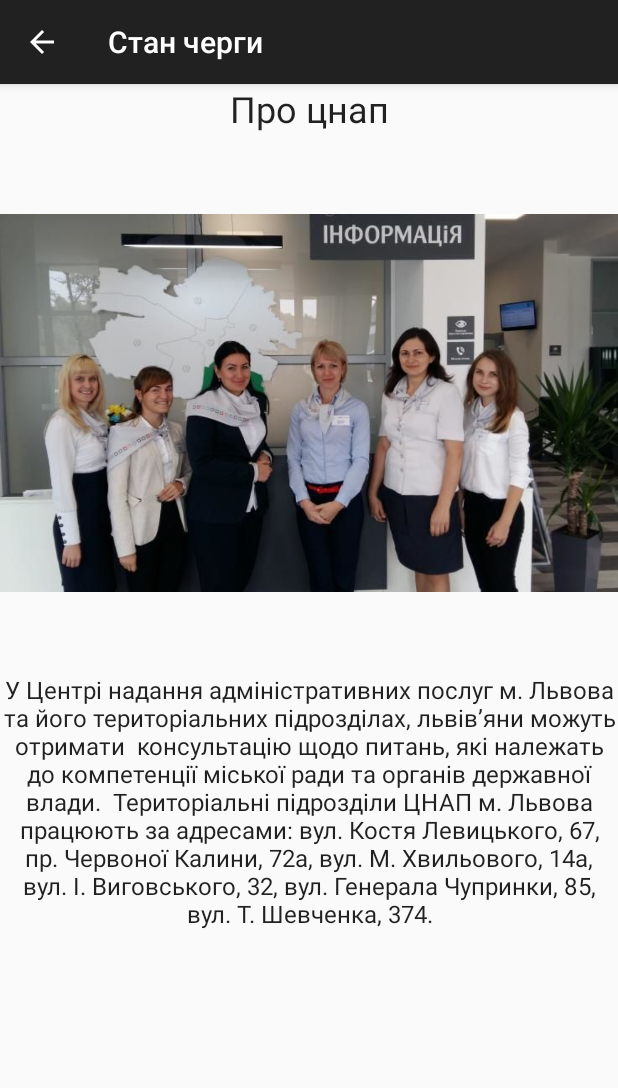
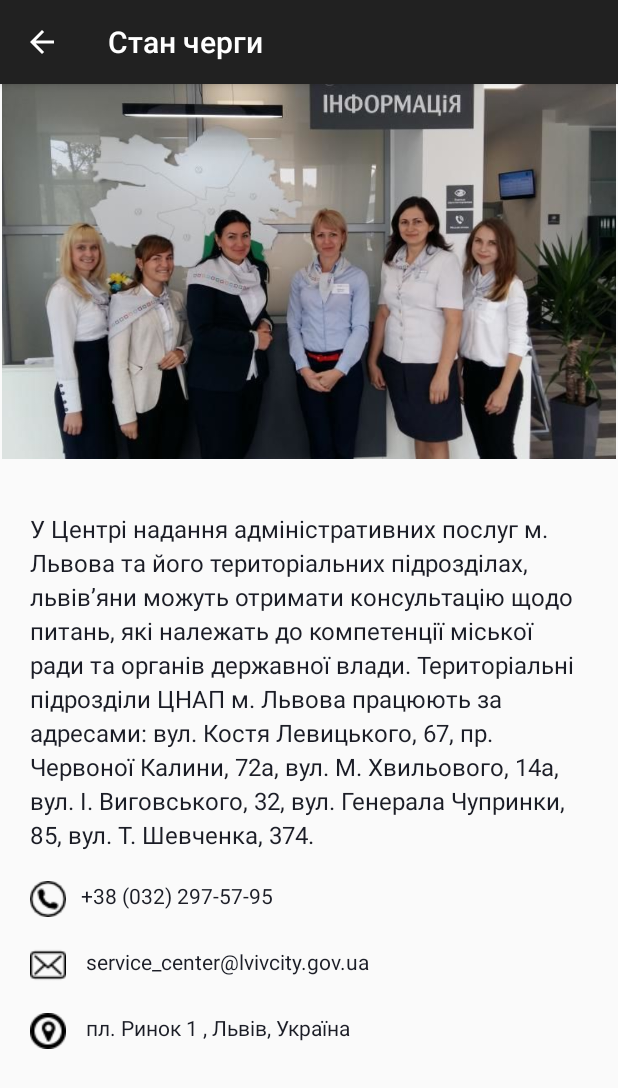
Before and after one commit to nWo-deHack/CNAP, an Android app: the AboutUsActivity screen opened directly, with no data from a screen before it, on a phone screen of 412 x 824 dp. Shown: the top 1088 px of the screen. Run offline under Robolectric (Android 15) with nearby library versions, the light colour scheme and no system bars.

Commit message:
[^] about us

```diff
--- a/prototype/android/LMR_ZNAP/app/build.gradle
+++ b/prototype/android/LMR_ZNAP/app/build.gradle
@@ -26,6 +26,7 @@ dependencies {
     })
     compile 'com.android.support:appcompat-v7:25.3.0'
     compile 'com.android.support:design:25.3.0'
+
     compile 'com.squareup.retrofit2:retrofit:2.2.0'
     compile 'com.squareup.retrofit2:converter-gson:2.2.0'
     compile 'com.android.support.constraint:constraint-layout:1.0.2'
--- a/prototype/android/LMR_ZNAP/app/src/main/java/com/znap/lmr/lmr_znap/AboutUsActivity.java
+++ b/prototype/android/LMR_ZNAP/app/src/main/java/com/znap/lmr/lmr_znap/AboutUsActivity.java
@@ -18,11 +18,11 @@ public class AboutUsActivity extends AppCompatActivity {
         protected void onCreate(Bundle savedInstanceState) {
             super.onCreate(savedInstanceState);
             setContentView(R.layout.activity_about_us);
-            title = (TextView) findViewById(R.id.textView6);
             desc = (TextView) findViewById(R.id.textView7);
             image = (ImageView) findViewById(R.id.image);
             getSupportActionBar().setTitle(SystemMessages.QUEUE_STATE_TITLE);
             getSupportActionBar().setDisplayHomeAsUpEnabled(true);
+
         }
 
         @Override
--- /dev/null
+++ b/prototype/android/LMR_ZNAP/app/src/main/res/drawable/myrect.xml
@@ -0,0 +1,6 @@
+<?xml version="1.0" encoding="utf-8"?>
+<shape xmlns:android="http://schemas.android.com/apk/res/android"
+    android:shape="rectangle">
+    <solid android:color="#42000000" />
+    <corners android:radius="5dp" />
+</shape>
--- a/prototype/android/LMR_ZNAP/app/src/main/res/layout/activity_about_us.xml
+++ b/prototype/android/LMR_ZNAP/app/src/main/res/layout/activity_about_us.xml
@@ -1,6 +1,5 @@
 <?xml version="1.0" encoding="utf-8"?>
-<RelativeLayout
-    xmlns:android="http://schemas.android.com/apk/res/android"
+<RelativeLayout xmlns:android="http://schemas.android.com/apk/res/android"
     xmlns:app="http://schemas.android.com/apk/res-auto"
     xmlns:tools="http://schemas.android.com/tools"
     android:layout_width="match_parent"
@@ -14,31 +13,64 @@
         <LinearLayout
             android:layout_width="match_parent"
             android:layout_height="wrap_content"
-            android:orientation="vertical" >
-
-            <TextView
-                android:id="@+id/textView6"
-                android:layout_width="match_parent"
-                android:layout_height="wrap_content"
-                android:text="Про цнап"
-                android:textAlignment="center"
-                android:textAppearance="@style/TextAppearance.AppCompat"
-                android:textSize="24sp" />
+            android:orientation="vertical">
 
             <ImageView
                 android:id="@+id/imageView2"
                 android:layout_width="match_parent"
-                android:layout_height="360dp"
+                android:layout_height="250dp"
+                android:layout_marginBottom="15dp"
                 app:srcCompat="@drawable/about" />
 
-            <TextView
-                android:id="@+id/textView7"
+            <LinearLayout
                 android:layout_width="match_parent"
-                android:layout_height="wrap_content"
-                android:text="У Центрі надання адміністративних послуг м. Львова та його територіальних підрозділах, львів’яни можуть отримати  консультацію щодо питань, які належать до компетенції міської ради та органів державної влади.  Територіальні підрозділи ЦНАП м. Львова працюють за адресами: вул. Костя Левицького, 67, пр. Червоної Калини, 72а, вул. М. Хвильового, 14а, вул. І. Виговського, 32, вул. Генерала Чупринки, 85, вул. Т. Шевченка, 374."
-                android:textAlignment="center"
-                android:textAppearance="@style/TextAppearance.AppCompat"
-                android:textSize="16sp" />
+                android:layout_height="match_parent"
+                android:orientation="vertical"
+                android:padding="20dp">
+
+                <TextView
+                    android:id="@+id/textView7"
+                    android:layout_width="match_parent"
+                    android:layout_height="wrap_content"
+                    android:lineSpacingMultiplier="1.2"
+                    android:text="@string/About_us"
+                    android:textAppearance="@style/TextAppearance.AppCompat"
+                    android:textColor="#1b1d26"
+                    android:textSize="16sp" />
+
+                <TextView
+                    android:id="@+id/phone"
+                    android:layout_width="match_parent"
+                    android:layout_height="wrap_content"
+                    android:layout_marginTop="20dp"
+                    android:drawableLeft="@drawable/phone"
+                    android:drawablePadding="10dp"
+                    android:text="+38 (032) 297-57-95"
+                    android:textColor="#1b1d26"
+                    android:textIsSelectable="true" />
+
+                <TextView
+                    android:id="@+id/mail"
+                    android:layout_width="match_parent"
+                    android:layout_height="wrap_content"
+                    android:layout_marginTop="20dp"
+                    android:drawableLeft="@drawable/mail"
+                    android:drawablePadding="10dp"
+                    android:text="	service_center@lvivcity.gov.ua"
+                    android:textColor="#1b1d26"
+                    android:textIsSelectable="true" />
+
+                <TextView
+                    android:id="@+id/textView5"
+                    android:layout_width="match_parent"
+                    android:layout_height="wrap_content"
+                    android:layout_marginTop="20dp"
+                    android:drawableLeft="@drawable/marker"
+                    android:drawablePadding="10dp"
+                    android:text="	пл. Ринок 1 , Львів, Україна"
+                    android:textColor="#1b1d26"
+                    android:textIsSelectable="true" />
+            </LinearLayout>
         </LinearLayout>
     </ScrollView>
 </RelativeLayout>
--- a/prototype/android/LMR_ZNAP/app/src/main/res/values/strings.xml
+++ b/prototype/android/LMR_ZNAP/app/src/main/res/values/strings.xml
@@ -4,6 +4,7 @@
     <string name="spinner_title">Вибір послуг</string>
     <string name="permissions_not_granted_read_phone_state" />
     <string name="permission_read_phone_state_rationale" />
+    <string name="About_us">У Центрі надання адміністративних послуг м. Львова та його територіальних підрозділах, львів’яни можуть отримати консультацію щодо питань, які належать до компетенції міської ради та органів державної влади. Територіальні підрозділи ЦНАП м. Львова працюють за адресами: вул. Костя Левицького, 67, пр. Червоної Калини, 72а, вул. М. Хвильового, 14а, вул. І. Виговського, 32, вул. Генерала Чупринки, 85, вул. Т. Шевченка, 374.</string>
     <string-array name="znaps">
         <item>вул. І. Виговського, 32</item>
         <item>вул. Ген. Чупринки, 85</item>
```
Also changed, not shown: prototype/android/LMR_ZNAP/app/src/main/res/drawable/mail.png (added), prototype/android/LMR_ZNAP/app/src/main/res/drawable/marker.png (added), prototype/android/LMR_ZNAP/app/src/main/res/drawable/phone.png (added).
